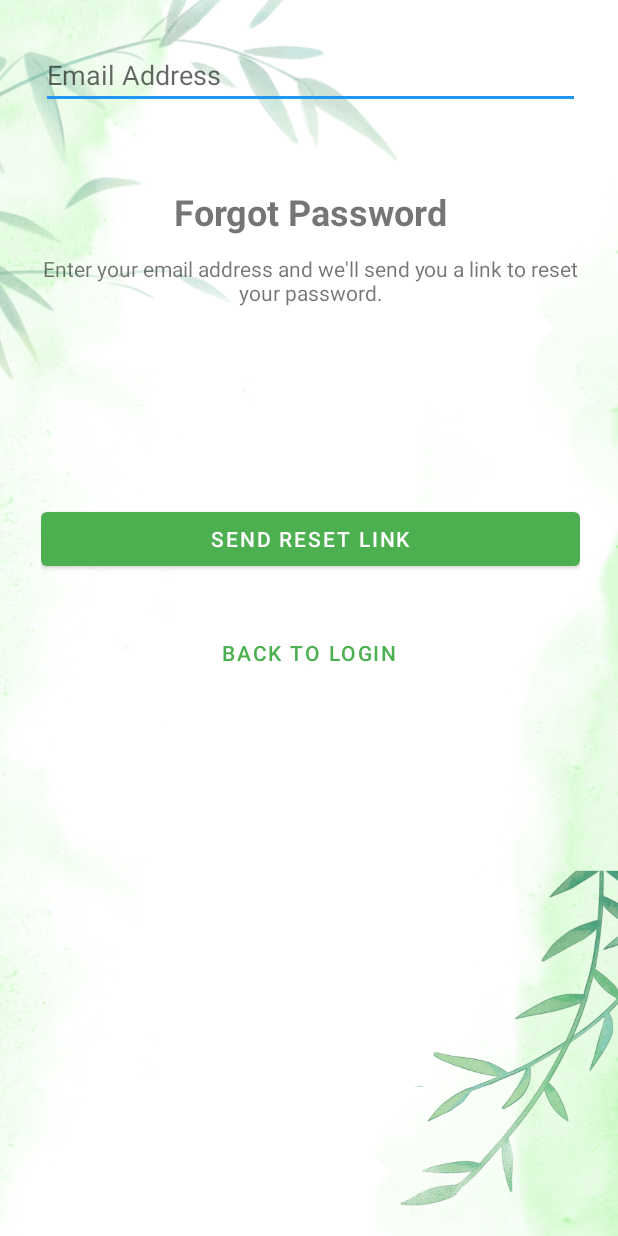
After one commit to samkul-swe/SUYT, an Android app: the ForgotPassword screen opened directly, with no data from a screen before it, on a phone screen of 412 x 824 dp. The commit adds this screen. Run offline under Robolectric (Android 15) with nearby library versions, the phone set to English and light mode, and no system bars; Roboto replaces fonts that are not available here.

Commit message:
Added Forgot Password Screen
# Conflicts:
#	app/src/main/AndroidManifest.xml

```diff
--- a/app/src/main/AndroidManifest.xml
+++ b/app/src/main/AndroidManifest.xml
@@ -1,7 +1,6 @@
 <?xml version="1.0" encoding="utf-8"?>
 <manifest xmlns:android="http://schemas.android.com/apk/res/android"
     xmlns:tools="http://schemas.android.com/tools">
-
     <uses-feature
         android:name="android.hardware.camera"
         android:required="false" />
@@ -35,6 +34,9 @@
             android:name=".ui.activities.SavedPostsActivity"
             android:exported="false" />
         <activity
+            android:name=".ui.activities.ForgotPassword"
+            android:exported="false" />
+        <activity
             android:name=".ui.activities.PostDetailActivity"
             android:exported="false" />
         <activity
@@ -46,12 +48,12 @@
                 <category android:name="android.intent.category.LAUNCHER" />
             </intent-filter>
         </activity>
-        <activity
-            android:name=".ui.activities.LoginActivity"
-            android:windowSoftInputMode="adjustPan"></activity>
-        <activity
-            android:name=".ui.activities.SignUpActivity"
-            android:windowSoftInputMode="adjustPan"></activity>
+        <activity android:name=".ui.activities.LoginActivity"
+            android:windowSoftInputMode="adjustPan">
+        </activity>
+        <activity android:name=".ui.activities.SignUpActivity"
+            android:windowSoftInputMode="adjustPan">
+        </activity>
         <activity android:name=".ui.activities.MainActivity" />
 
         <provider
--- /dev/null
+++ b/app/src/main/java/edu/northeastern/suyt/ui/activities/ForgotPassword.java
@@ -0,0 +1,26 @@
+package edu.northeastern.suyt.ui.activities;
+
+import android.os.Bundle;
+
+import androidx.activity.EdgeToEdge;
+import androidx.appcompat.app.AppCompatActivity;
+import androidx.core.graphics.Insets;
+import androidx.core.view.ViewCompat;
+import androidx.core.view.WindowInsetsCompat;
+
+import edu.northeastern.suyt.R;
+
+public class ForgotPassword extends AppCompatActivity {
+
+    @Override
+    protected void onCreate(Bundle savedInstanceState) {
+        super.onCreate(savedInstanceState);
+        EdgeToEdge.enable(this);
+        setContentView(R.layout.activity_forgot_password);
+        ViewCompat.setOnApplyWindowInsetsListener(findViewById(R.id.main), (v, insets) -> {
+            Insets systemBars = insets.getInsets(WindowInsetsCompat.Type.systemBars());
+            v.setPadding(systemBars.left, systemBars.top, systemBars.right, systemBars.bottom);
+            return insets;
+        });
+    }
+}
--- /dev/null
+++ b/app/src/main/res/layout/activity_forgot_password.xml
@@ -0,0 +1,114 @@
+<?xml version="1.0" encoding="utf-8"?>
+<RelativeLayout xmlns:android="http://schemas.android.com/apk/res/android"
+    xmlns:app="http://schemas.android.com/apk/res-auto"
+    xmlns:tools="http://schemas.android.com/tools"
+    android:id="@+id/main"
+    android:layout_width="match_parent"
+    android:layout_height="match_parent">
+
+    <ImageView
+        android:id="@+id/background_image"
+        android:layout_width="match_parent"
+        android:layout_height="match_parent"
+        android:scaleType="centerCrop"
+        android:src="@drawable/app_background" />
+
+    <androidx.constraintlayout.widget.ConstraintLayout
+        android:layout_width="match_parent"
+        android:layout_height="match_parent"
+        android:layout_alignParentStart="true"
+        android:layout_alignParentTop="true"
+        android:layout_marginStart="2dp"
+        android:layout_marginTop="2dp"
+        android:padding="25dp">
+
+        <ProgressBar
+            android:id="@+id/loading_indicator"
+            android:layout_width="wrap_content"
+            android:layout_height="wrap_content"
+            android:visibility="gone"
+            app:layout_constraintBottom_toBottomOf="parent"
+            app:layout_constraintEnd_toEndOf="parent"
+            app:layout_constraintStart_toStartOf="parent"
+            app:layout_constraintTop_toTopOf="parent" />
+
+
+        <androidx.constraintlayout.widget.ConstraintLayout
+            android:id="@+id/title_container"
+            android:layout_width="match_parent"
+            android:layout_height="wrap_content"
+            android:layout_marginTop="50dp"
+            app:layout_constraintEnd_toEndOf="parent"
+            app:layout_constraintHorizontal_bias="0.0"
+            app:layout_constraintStart_toStartOf="parent"
+            app:layout_constraintTop_toTopOf="parent">
+
+            <TextView
+                android:id="@+id/title_text_view"
+                android:layout_width="match_parent"
+                android:layout_height="match_parent"
+                android:gravity="center"
+                android:text="Forgot Password"
+                android:textSize="24sp"
+                android:textStyle="bold"
+                app:layout_constraintBottom_toBottomOf="parent"
+                app:layout_constraintEnd_toEndOf="parent"
+                app:layout_constraintStart_toStartOf="parent"
+                app:layout_constraintTop_toTopOf="parent" />
+
+            <TextView
+                android:id="@+id/instruction_text_view"
+                android:layout_width="match_parent"
+                android:layout_height="wrap_content"
+                android:layout_marginTop="12dp"
+                android:gravity="center"
+                android:text="Enter your email address and we'll send you a link to reset your password."
+                app:layout_constraintTop_toBottomOf="@+id/title_text_view"
+                tools:layout_editor_absoluteX="16dp" />
+
+        </androidx.constraintlayout.widget.ConstraintLayout>
+
+
+        <com.google.android.material.textfield.TextInputLayout
+            android:id="@+id/email_layout"
+            style="@style/Widget.MaterialComponents.TextInputLayout.OutlinedBox"
+            android:layout_width="match_parent"
+            android:layout_height="wrap_content"
+            tools:layout_editor_absoluteX="-8dp"
+            tools:layout_editor_absoluteY="277dp">
+
+        </com.google.android.material.textfield.TextInputLayout>
+
+        <Button
+            android:id="@+id/send_reset_link_button"
+            android:layout_width="match_parent"
+            android:layout_height="wrap_content"
+            android:layout_marginTop="308dp"
+            android:text="Send Reset Link"
+            app:layout_constraintTop_toBottomOf="@id/email_layout"
+            tools:layout_editor_absoluteX="41dp" />
+
+        <Button
+            android:id="@+id/back_to_login_button"
+            style="@style/Widget.MaterialComponents.Button.TextButton"
+            android:layout_width="wrap_content"
+            android:layout_height="wrap_content"
+            android:layout_marginTop="28dp"
+            android:text="Back to Login"
+            app:layout_constraintEnd_toEndOf="parent"
+            app:layout_constraintHorizontal_bias="0.497"
+            app:layout_constraintStart_toStartOf="parent"
+            app:layout_constraintTop_toBottomOf="@id/send_reset_link_button" />
+
+        <com.google.android.material.textfield.TextInputEditText
+            android:id="@+id/email_edit_text"
+            android:layout_width="match_parent"
+            android:layout_height="wrap_content"
+            android:hint="Email Address"
+            android:inputType="textEmailAddress"
+            tools:layout_editor_absoluteX="21dp"
+            tools:layout_editor_absoluteY="310dp" />
+
+
+    </androidx.constraintlayout.widget.ConstraintLayout>
+</RelativeLayout>
--- a/app/src/main/res/layout/activity_splash.xml
+++ b/app/src/main/res/layout/activity_splash.xml
@@ -9,22 +9,24 @@
         android:id="@+id/logo_image_view"
         android:layout_width="150dp"
         android:layout_height="150dp"
-        android:src="@drawable/ic_rrr"
+        android:src="@drawable/logo"
         app:layout_constraintBottom_toBottomOf="parent"
         app:layout_constraintEnd_toEndOf="parent"
+        app:layout_constraintHorizontal_bias="0.498"
         app:layout_constraintStart_toStartOf="parent"
-        app:layout_constraintTop_toTopOf="parent" />
+        app:layout_constraintTop_toTopOf="parent"
+        app:layout_constraintVertical_bias="0.462" />
 
     <TextView
         android:layout_width="wrap_content"
         android:layout_height="wrap_content"
+        android:layout_marginTop="16dp"
         android:text="@string/app_name"
-        android:textColor="@android:color/white"
+        android:textColor="@color/colorPrimaryDark"
         android:textSize="24sp"
         android:textStyle="bold"
         app:layout_constraintEnd_toEndOf="parent"
         app:layout_constraintStart_toStartOf="parent"
-        app:layout_constraintTop_toBottomOf="@+id/logo_image_view"
-        android:layout_marginTop="16dp" />
+        app:layout_constraintTop_toBottomOf="@+id/logo_image_view" />
 
 </androidx.constraintlayout.widget.ConstraintLayout>
```
Also changed, not shown: 1 other file.
